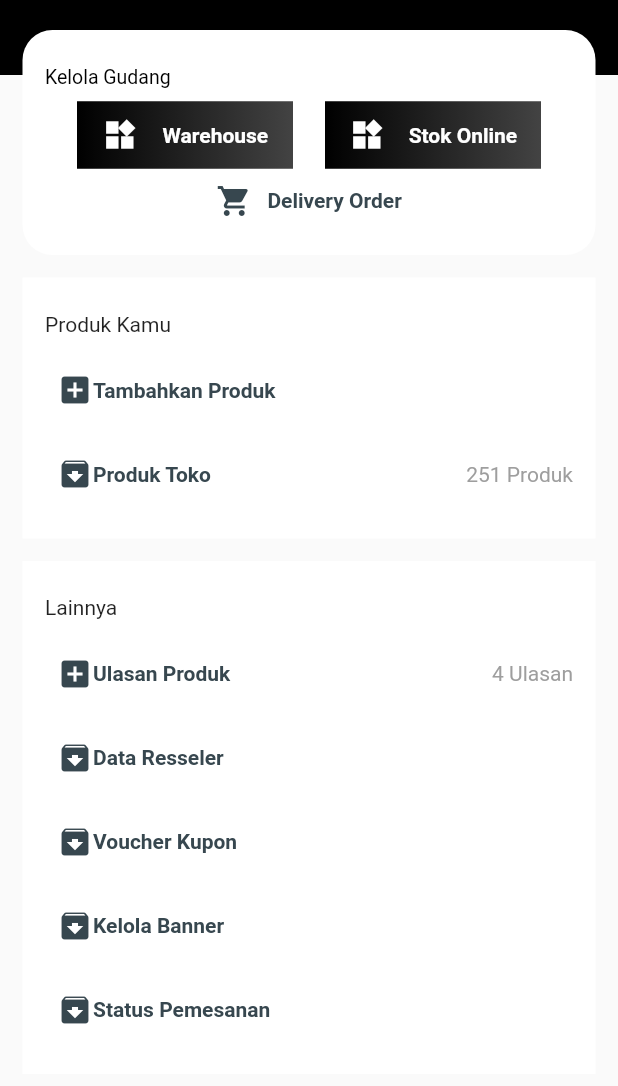
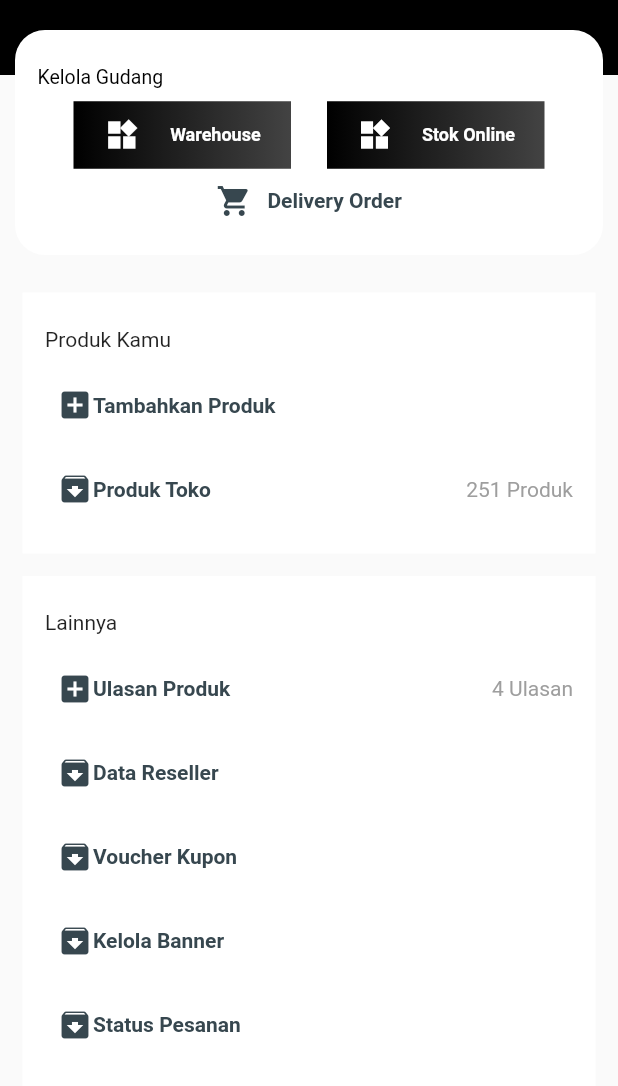
Before and after one commit to rendiwithi/momentum_admin_panel, a Flutter app: the screen it shows after launch, after a tap on "login admin", on a phone screen of 412 x 824 dp, the part 150-1236 px from its top. Run offline on Flutter 3.47's test engine with Material 2 defaults, Android fonts, the phone set to English and light mode, and no system bars.

Commit message:
Fix HomePage Admin

```diff
--- a/lib/main.dart
+++ b/lib/main.dart
@@ -4,14 +4,10 @@ import 'package:momentum_admin_panel/routes.dart';
 void main() {
   runApp(MyApp());
 }
-
 class MyApp extends StatelessWidget {
   @override
   Widget build(BuildContext context) {
     return MaterialApp(
-      theme: ThemeData(
-        primarySwatch: Colors.blue,
-      ),
       initialRoute: '/',
       routes: routes,
     );
--- a/lib/routes.dart
+++ b/lib/routes.dart
@@ -1,9 +1,13 @@
 import 'package:flutter/material.dart';
+import 'package:momentum_admin_panel/screen/admin/WareHousePage/warehouse_page.dart';
 import 'package:momentum_admin_panel/screen/login_page.dart';
+import 'package:momentum_admin_panel/underConst.dart';
 
 import 'screen/admin/HomePage/home_page.dart';
 
 final Map<String, Widget Function(BuildContext)> routes = {
   '/': (ctx)  => LoginPage(),
   '/admin/home': (ctx)  => HomePage(),
+  '/admin/warehouse': (ctx)  => WareHousePage(),
+  '/trial': (ctx)  => UnderConstruction(),
 };
--- a/lib/screen/admin/HomePage/Components/body.dart
+++ b/lib/screen/admin/HomePage/Components/body.dart
@@ -8,8 +8,12 @@ class HomePageBody extends StatelessWidget {
     return ListView(
       children: [
         Container(
+          child: Column(
+            crossAxisAlignment: CrossAxisAlignment.start,
+            children: [
+              Container(
+                height: 280,
                 child: Stack(
-            clipBehavior: Clip.none,
                   children: [
                     Container(
                       height: 150,
@@ -23,9 +27,9 @@ class HomePageBody extends StatelessWidget {
                       ),
                     ),
                     Positioned(
-                bottom: -120,
-                left: 15,
-                right: 15,
+                      top: 120,
+                      right: 10,
+                      left: 10,
                       child: Container(
                         padding: EdgeInsets.all(15),
                         height: 150,
@@ -50,21 +54,25 @@ class HomePageBody extends StatelessWidget {
                             Row(
                               mainAxisAlignment: MainAxisAlignment.spaceEvenly,
                               children: [
-                          createWareHouse("Warehouse"),
-                          createWareHouse("Stok Online"),
+                                CreateWearhouse(
+                                  icon: Icons.widgets,
+                                  title: "Warehouse",
+                                  route: '/admin/warehouse',
+                                ),
+                                CreateWearhouse(
+                                  icon: Icons.widgets,
+                                  title: "Stok Online",
+                                  route: '/trial',
+                                ),
                               ],
                             ),
-                      Center(child: createDelivery()),
+                            Center(child: CreateDelivery()),
                           ],
                         ),
                       ),
                     ),
                   ],
                 ),
-        ),
-        Container(
-          height: 120,
-          width: 100,
               ),
               Container(
                 margin: EdgeInsets.all(15),
@@ -77,8 +85,18 @@ class HomePageBody extends StatelessWidget {
                       padding: EdgeInsets.only(top: 8.0, bottom: 8.0),
                       child: Text("Produk Kamu"),
                     ),
-              createMenu(Icons.add_box, "Tambahkan Produk", ""),
-              createMenu(Icons.archive, "Produk Toko", "251 Produk"),
+                    CreateMenu(
+                      icon: Icons.add_box,
+                      title: "Tambahkan Produk",
+                      data: "",
+                      route: '/trial',
+                    ),
+                    CreateMenu(
+                      icon: Icons.archive,
+                      title: "Produk Toko",
+                      data: "251 Produk",
+                      route: '/trial',
+                    ),
                   ],
                 ),
               ),
@@ -93,11 +111,36 @@ class HomePageBody extends StatelessWidget {
                       padding: EdgeInsets.only(top: 8.0, bottom: 8.0),
                       child: Text("Lainnya"),
                     ),
-              createMenu(Icons.add_box, "Ulasan Produk", "4 Ulasan"),
-              createMenu(Icons.archive, "Data Resseler", ""),
-              createMenu(Icons.archive, "Voucher Kupon", ""),
-              createMenu(Icons.archive, "Kelola Banner", ""),
-              createMenu(Icons.archive, "Status Pemesanan", ""),
+                    CreateMenu(
+                      icon: Icons.add_box,
+                      title: "Ulasan Produk",
+                      data: "4 Ulasan",
+                      route: '/trial',
+                    ),
+                    CreateMenu(
+                      icon: Icons.archive,
+                      title: "Data Reseller",
+                      data: "",
+                      route: '/trial',
+                    ),
+                    CreateMenu(
+                      icon: Icons.archive,
+                      title: "Voucher Kupon",
+                      data: "",
+                      route: '/trial',
+                    ),
+                    CreateMenu(
+                      icon: Icons.archive,
+                      title: "Kelola Banner",
+                      data: "",
+                      route: '/trial',
+                    ),
+                    CreateMenu(
+                      icon: Icons.archive,
+                      title: "Status Pesanan",
+                      data: "",
+                      route: '/trial',
+                    ),
                   ],
                 ),
               ),
@@ -105,8 +148,11 @@ class HomePageBody extends StatelessWidget {
                 margin: EdgeInsets.only(left: 15, right: 15, bottom: 8),
                 padding: EdgeInsets.all(15),
                 color: Colors.white,
-          child: createMenu(Icons.highlight_off, "Keluar", ""),
+                child: QuitButton(),
               )
+            ],
+          ),
+        ),
       ],
     );
   }
--- a/lib/screen/admin/HomePage/widget/widget.dart
+++ b/lib/screen/admin/HomePage/widget/widget.dart
@@ -1,10 +1,25 @@
 import 'package:flutter/material.dart';
 
-Widget createWareHouse(String title) {
+class CreateWearhouse extends StatefulWidget {
+  final IconData icon;
+  final String title;
+  final String route;
+  const CreateWearhouse({Key key, this.icon, this.title, this.route})
+      : super(key: key);
+
+  @override
+  _CreateWearhouseState createState() => _CreateWearhouseState();
+}
+
+class _CreateWearhouseState extends State<CreateWearhouse> {
+  @override
+  Widget build(BuildContext context) {
     return GestureDetector(
-    onTap: () {},
+      onTap: () {
+        Navigator.pushNamed(context, widget.route);
+      },
       child: Container(
-      width: 144,
+        width: 145,
         height: 45,
         decoration: BoxDecoration(
             gradient: LinearGradient(
@@ -18,13 +33,13 @@ Widget createWareHouse(String title) {
           mainAxisAlignment: MainAxisAlignment.spaceEvenly,
           children: [
             Icon(
-            Icons.widgets,
+              widget.icon,
               color: Colors.white,
             ),
             Text(
-            title,
+              widget.title,
               style: TextStyle(
-              fontSize: 14,
+                fontSize: 12,
                 fontWeight: FontWeight.w600,
                 color: Colors.white,
               ),
@@ -34,10 +49,20 @@ Widget createWareHouse(String title) {
       ),
     );
   }
+}
 
-Widget createDelivery() {
+class CreateDelivery extends StatefulWidget {
+  @override
+  _CreateDeliveryState createState() => _CreateDeliveryState();
+}
+
+class _CreateDeliveryState extends State<CreateDelivery> {
+  @override
+  Widget build(BuildContext context) {
     return GestureDetector(
-    onTap: () {},
+      onTap: () {
+        Navigator.pushNamed(context, '/trial');
+      },
       child: Container(
         width: 144,
         height: 25,
@@ -62,9 +87,26 @@ Widget createDelivery() {
       ),
     );
   }
+}
 
-Widget createMenu(IconData icon, String title, String data) {
+class CreateMenu extends StatefulWidget {
+  final IconData icon;
+  final String title;
+  final String data;
+  final String route;
+  CreateMenu({Key key, this.icon, this.title, this.data, this.route})
+      : super(key: key);
+  @override
+  _CreateMenuState createState() => _CreateMenuState();
+}
+
+class _CreateMenuState extends State<CreateMenu> {
+  @override
+  Widget build(BuildContext context) {
     return GestureDetector(
+      onTap: () {
+        Navigator.pushNamed(context, widget.route);
+      },
       child: Container(
         margin: EdgeInsets.only(top: 8, bottom: 8),
         height: 40,
@@ -79,11 +121,11 @@ Widget createMenu(IconData icon, String title, String data) {
                 child: Row(
                   children: [
                     Icon(
-                    icon,
+                      widget.icon,
                       color: Color(0xff37474F),
                     ),
                     Text(
-                    title,
+                      widget.title,
                       style: TextStyle(
                         fontSize: 14,
                         fontWeight: FontWeight.w600,
@@ -99,7 +141,10 @@ Widget createMenu(IconData icon, String title, String data) {
               child: Row(
                 mainAxisAlignment: MainAxisAlignment.end,
                 children: [
-                Text(data, style: TextStyle(color: Colors.grey),),
+                  Text(
+                    widget.data,
+                    style: TextStyle(color: Colors.grey),
+                  ),
                 ],
               ),
             ),
@@ -108,3 +153,37 @@ Widget createMenu(IconData icon, String title, String data) {
       ),
     );
   }
+}
+
+class QuitButton extends StatelessWidget {
+  @override
+  Widget build(BuildContext context) {
+    return GestureDetector(
+      onTap: () {
+        Navigator.pushReplacementNamed(context, '/');
+      },
+      child: Container(
+        margin: EdgeInsets.only(top: 8, bottom: 8),
+        height: 40,
+        color: Colors.white,
+        child: Row(
+          mainAxisAlignment: MainAxisAlignment.start,
+          children: [
+            Icon(
+              Icons.close,
+              color: Color(0xffBA2121),
+            ),
+            Text(
+              "Keluar",
+              style: TextStyle(
+                fontSize: 14,
+                fontWeight: FontWeight.w600,
+                color: Color(0xffBA2121),
+              ),
+            ),
+          ],
+        ),
+      ),
+    );
+  }
+}
--- /dev/null
+++ b/lib/screen/admin/WareHousePage/components/body.dart
@@ -0,0 +1,14 @@
+import 'package:flutter/material.dart';
+
+class WareHouseBody extends StatelessWidget {
+  @override
+  Widget build(BuildContext context) {
+    return Column(
+      children: [
+        Center(
+          child: Text("ini Warehouse"),
+        )
+      ],
+    );
+  }
+}
--- /dev/null
+++ b/lib/screen/admin/WareHousePage/warehouse_page.dart
@@ -0,0 +1,11 @@
+import 'package:flutter/material.dart';
+import 'package:momentum_admin_panel/screen/admin/WareHousePage/components/body.dart';
+
+class WareHousePage extends StatelessWidget {
+  @override
+  Widget build(BuildContext context) {
+    return Scaffold(
+      body: WareHouseBody(),
+    );
+  }
+}
--- /dev/null
+++ b/lib/underConst.dart
@@ -0,0 +1,12 @@
+import 'package:flutter/material.dart';
+
+class UnderConstruction extends StatelessWidget {
+  @override
+  Widget build(BuildContext context) {
+    return Scaffold(
+      body: Center(
+        child: Text("under construction"),
+      ),
+    );
+  }
+}
```
Lines whose indentation alone changed are shown as unchanged.
